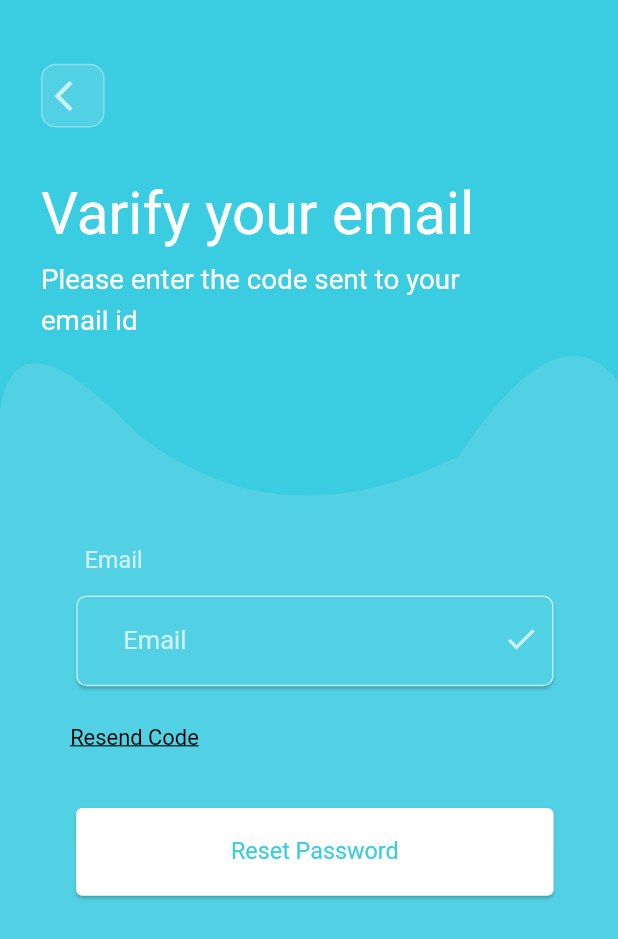
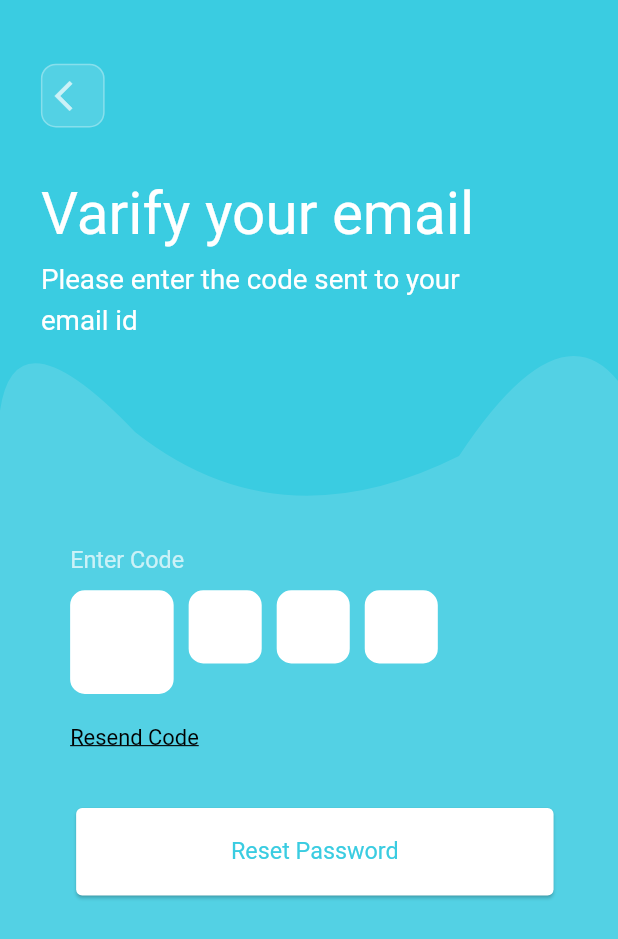
Before and after one commit to 1993Abhishek/baby_guru, a Flutter app: the VerifyEmail screen opened by its route, on a phone screen of 412 x 824 dp. Shown: the top 939 px of the screen. Run offline on Flutter 3.47's test engine with Material 2 defaults, Android fonts, the phone set to English and light mode, and no system bars; our stand-ins replace flutter_custom_clippers; Roboto replaces fonts that are missing (Avenir-Book).

Commit message:
email_verification

```diff
--- a/lib/ui/screens/email_verification.dart
+++ b/lib/ui/screens/email_verification.dart
@@ -3,11 +3,11 @@ import 'package:babyguru/ui/helper/app_color.dart';
 import 'package:babyguru/ui/util/app_dimen.dart';
 import 'package:babyguru/ui/util/app_view_helper.dart';
 import 'package:babyguru/ui/widgets/custom_button.dart';
-import 'package:babyguru/ui/widgets/text_field_widget.dart';
+import 'package:babyguru/ui/widgets/otp_box_field.dart';
+
 import 'package:flutter/cupertino.dart';
 import 'package:flutter/gestures.dart';
 import 'package:flutter/material.dart';
-import 'package:flutter_custom_clippers/flutter_custom_clippers.dart';
 
 class VerifyEmail extends StatefulWidget {
   @override
@@ -15,15 +15,34 @@ class VerifyEmail extends StatefulWidget {
 }
 
 class _VerifyEmailState extends State<VerifyEmail> {
-  FocusNode _nodeUserEmail;
 
-  TextEditingController _controllerEmail;
+  TextEditingController _controllerBlock1,
+      _controllerBlock2,
+      _controllerBlock3,
+      _controllerBlock4;
+
+  FocusNode _focusNodeBlock1,
+      _focusNodeBlock2,
+      _focusNodeBlock3,
+      _focusNodeBlock4;
+
+  String otpText1 = "",
+      otpText2 = "",
+      otpText3 = "",
+      otpText4 = "";
 
   @override
   void initState() {
-    _nodeUserEmail = FocusNode();
+    _controllerBlock1 = TextEditingController();
+    _controllerBlock2 = TextEditingController();
+    _controllerBlock3 = TextEditingController();
+    _controllerBlock4 = TextEditingController();
 
-    _controllerEmail = TextEditingController();
+    _focusNodeBlock1 = FocusNode();
+    _focusNodeBlock2 = FocusNode();
+    _focusNodeBlock3 = FocusNode();
+    _focusNodeBlock4 = FocusNode();
+    _focusNodeBlock4 = FocusNode();
 
     super.initState();
   }
@@ -48,8 +67,7 @@ class _VerifyEmailState extends State<VerifyEmail> {
               ),
             ),
           ),
-          SingleChildScrollView(
-            child: Padding(
+          Padding(
             padding: EdgeInsets.only(
               top: vDimen(40),
               bottom: vDimen(10),
@@ -106,26 +124,90 @@ class _VerifyEmailState extends State<VerifyEmail> {
                   child: Column(
                     crossAxisAlignment: CrossAxisAlignment.start,
                     children: <Widget>[
-                        CustomTextField(
-                          icon: Icons.check,
-                          labelText: "Email",
-                          image: " ",
-                          maxLength: 50,
-                          focusNode: _nodeUserEmail,
-                          backgroundColor: AppColor.colorLogInScreenFields,
-                          hintText: "Email",
-                          inputAction: TextInputAction.next,
-                          obSecure: false,
-                          textEditingController: _controllerEmail,
-                          textStyle: TextStyle(
-                            fontSize: vDimen(16),
-                            color: Colors.white70,
-                          ),
-                          onSubmit: (value) {
-                            _nodeUserEmail.unfocus();
+                      Text("Enter Code",style: TextStyle(color: Colors.white70,fontSize: hDimen(16)),),
+                      vSpacing((vDimen(10))),
+                      Row(crossAxisAlignment: CrossAxisAlignment.start,children: <Widget>[
+                        OTPBoxField(
+                          height: vDimen(65),
+                          width: vDimen(65),
+                          textEditingController: _controllerBlock1,
+                          focusNode: _focusNodeBlock1,
+                          textInputAction: TextInputAction.next,
+                          textInputType: TextInputType.number,
+                          hasError:otpText1.isEmpty,
+                          onChange: (value) {
+                            otpText1 = value;
+                            if (value
+                                .toString()
+                                .length > 0) {
+                              _focusNodeBlock1.unfocus();
+                              _focusNodeBlock2.requestFocus();
+                            }
                           },
                         ),
-                        vSpacing((vDimen(20))),
+                        hSpacing(10),
+                        OTPBoxField(
+                          textEditingController: _controllerBlock2,
+                          focusNode: _focusNodeBlock2,
+                          hasError:otpText2.isEmpty,
+                          onChange: (value) {
+                            otpText2 = value;
+                            if (value
+                                .toString()
+                                .length > 0) {
+                              _focusNodeBlock2.unfocus();
+                              _focusNodeBlock3.requestFocus();
+                            } else {
+                              _focusNodeBlock2.unfocus();
+                              _focusNodeBlock1.requestFocus();
+                            }
+                          },
+                          textInputAction: TextInputAction.next,
+                          textInputType: TextInputType.number,
+                        ),
+                        hSpacing(10),
+                        OTPBoxField(
+                          textEditingController: _controllerBlock3,
+                          focusNode: _focusNodeBlock3,
+                          textInputAction: TextInputAction.next,
+                          textInputType: TextInputType.number,
+                          hasError:otpText3.isEmpty,
+                          onChange: (value) {
+                            otpText3 = value;
+                            if (value
+                                .toString()
+                                .length > 0) {
+                              _focusNodeBlock3.unfocus();
+                              _focusNodeBlock4.requestFocus();
+                            } else {
+                              _focusNodeBlock3.unfocus();
+                              _focusNodeBlock2.requestFocus();
+                            }
+                          },
+                        ),
+                        hSpacing(10),
+                        OTPBoxField(
+                          textEditingController: _controllerBlock4,
+                          focusNode: _focusNodeBlock4,
+                          hasError: otpText4.isEmpty,
+                          textInputType: TextInputType.number,
+                          onChange: (value) {
+                            otpText4 = value;
+                            if (value
+                                .toString()
+                                .length > 0) {
+                              _focusNodeBlock4.unfocus();
+//                              _focusNodeBlock5.requestFocus();
+                            } else {
+                              _focusNodeBlock3.requestFocus();
+                            }
+                            /*Timer(Duration(milliseconds: 600), () =>
+                              Navigator.popUntil(context,
+                                  ModalRoute.withName(Router.ROUTE_LOGIN)));*/
+                          },
+                        ),
+                      ],),
+                      vSpacing(20),
                       Text(
                         "Resend Code",
                         style: TextStyle(
@@ -146,7 +228,6 @@ class _VerifyEmailState extends State<VerifyEmail> {
                   ),
                 )
               ],
-              ),
             ),
           ),
         ],
--- /dev/null
+++ b/lib/ui/widgets/otp_box_field.dart
@@ -0,0 +1,126 @@
+import 'package:flutter/material.dart';
+import 'package:babyguru/ui/util/app_dimen.dart';
+
+class OTPBoxField extends StatefulWidget {
+  final String hintText;
+  final String valueText;
+  final TextInputAction textInputAction;
+  final TextInputType textInputType;
+  final bool isObscureText;
+  final TextEditingController textEditingController;
+  final FocusNode focusNode;
+  final Function onSubmitted;
+  final Function onChange;
+  final Function onTap;
+  final bool isReadOnly;
+  final double height;
+  final double width;
+  final TextStyle textStyle;
+  final double borderRadius;
+  final bool hasError;
+
+  const OTPBoxField(
+      {Key key,
+        this.valueText,
+        this.hintText,
+        this.textStyle,
+        this.textInputAction = TextInputAction.done,
+        this.textInputType = TextInputType.text,
+        this.isObscureText = false,
+        this.textEditingController,
+        this.focusNode,
+        this.onChange,
+        this.onTap,
+        this.height,
+        this.width,
+        this.hasError = false,
+        this.isReadOnly = false,
+        this.borderRadius,
+        this.onSubmitted})
+      : super(key: key);
+
+  @override
+  _OTPBoxField createState() => _OTPBoxField();
+}
+
+class _OTPBoxField extends State<OTPBoxField> {
+  TextEditingController _textEditingController;
+  FocusNode _focusNode;
+
+  @override
+  void initState() {
+    _textEditingController = widget.textEditingController == null
+        ? TextEditingController()
+        : widget.textEditingController;
+    if (widget.valueText != null)
+      _textEditingController.text = widget.valueText;
+    _focusNode = widget.focusNode == null ? FocusNode() : widget.focusNode;
+    _focusNode.addListener(_focusChangeListener);
+    super.initState();
+  }
+
+  void _focusChangeListener() {
+    setState(() {});
+  }
+
+  @override
+  Widget build(BuildContext context) {
+    return GestureDetector(
+      onTap: () => _focusNode.requestFocus(),
+      child: Container(
+        height: widget.height != null ? widget.height : hDimen(50),
+        width: widget.width != null ? widget.width : hDimen(50),
+        decoration: BoxDecoration(
+            border: Border.all(
+                color: widget.hasError
+                    ? Colors.white
+                    : _focusNode.hasFocus
+                    ? Colors.white
+                    : Colors.white70,
+                width: _focusNode.hasFocus ? 2 : 1.8),
+            borderRadius: BorderRadius.circular(widget.borderRadius != null
+                ? widget.borderRadius
+                : hDimen(10)),
+            color: Colors.white),
+        child: Center(
+          child: TextField(
+              textAlign: TextAlign.center,
+              cursorColor: Colors.black,
+              focusNode: _focusNode,
+              controller: _textEditingController,
+              textInputAction: widget.textInputAction,
+              maxLength: 1,
+              maxLines: 1,
+              style: widget.textStyle != null
+                  ? widget.textStyle
+                  : TextStyle(
+                color: Colors.black,
+                fontWeight: FontWeight.bold,
+                fontSize: hDimen(22),
+              ),
+              onSubmitted: (value) {
+                if (widget.onSubmitted != null) widget.onSubmitted(value);
+              },
+              onChanged: (value) {
+                if (widget.onChange != null) widget.onChange(value);
+              },
+              onTap: () {
+                if (widget.onTap != null) widget.onTap();
+              },
+              keyboardType: widget.textInputType,
+              obscureText: widget.isObscureText,
+              readOnly: widget.isReadOnly,
+              decoration: InputDecoration(
+                counterText: "",
+                contentPadding: EdgeInsets.all(0),
+                border: InputBorder.none,
+                hintText: widget.hintText == null ? "" : widget.hintText,
+                hintStyle: TextStyle(
+                    color: Colors.white,
+                    fontSize: hDimen(18)),
+              )),
+        ),
+      ),
+    );
+  }
+}
```
Also changed, not shown: 1 other file. Lines whose indentation alone changed are shown as unchanged.
